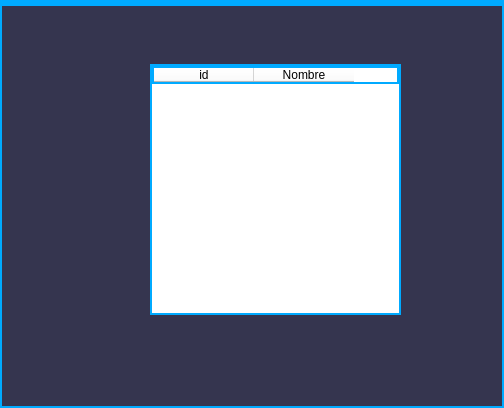
This is views/categoria.ui in joanmera/Gameverse_Interface as Qt 5 draws it before an edit. The edited form follows.
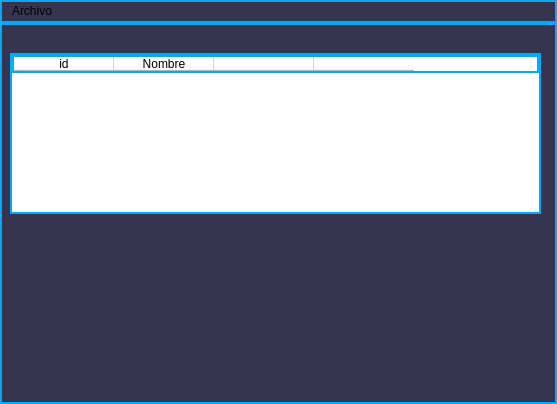
This is the edited form.

Commit message: agregar categoria

The edit to the form file:
```diff
--- a/views/categoria.ui
+++ b/views/categoria.ui
@@ -6,8 +6,8 @@
    <rect>
     <x>0</x>
     <y>0</y>
-    <width>504</width>
-    <height>408</height>
+    <width>557</width>
+    <height>404</height>
    </rect>
   </property>
   <property name="windowTitle">
@@ -21,10 +21,10 @@
    <widget class="QTableWidget" name="tableWidget">
     <property name="geometry">
      <rect>
-      <x>150</x>
-      <y>60</y>
-      <width>251</width>
-      <height>251</height>
+      <x>10</x>
+      <y>30</y>
+      <width>531</width>
+      <height>161</height>
      </rect>
     </property>
     <property name="styleSheet">
@@ -40,6 +40,16 @@
       <string>Nombre</string>
      </property>
     </column>
+    <column>
+     <property name="text">
+      <string/>
+     </property>
+    </column>
+    <column>
+     <property name="text">
+      <string/>
+     </property>
+    </column>
    </widget>
   </widget>
   <widget class="QMenuBar" name="menubar">
@@ -47,10 +57,17 @@
     <rect>
      <x>0</x>
      <y>0</y>
-     <width>504</width>
+     <width>557</width>
      <height>25</height>
     </rect>
    </property>
+   <widget class="QMenu" name="menuArchivo">
+    <property name="title">
+     <string>Archivo</string>
+    </property>
+    <addaction name="newCategoryAction"/>
+   </widget>
+   <addaction name="menuArchivo"/>
   </widget>
  </widget>
  <resources/>
```
Left out of the diff: 5 changed lines with no effect on the pictures. The commit also changes 4 other files.
